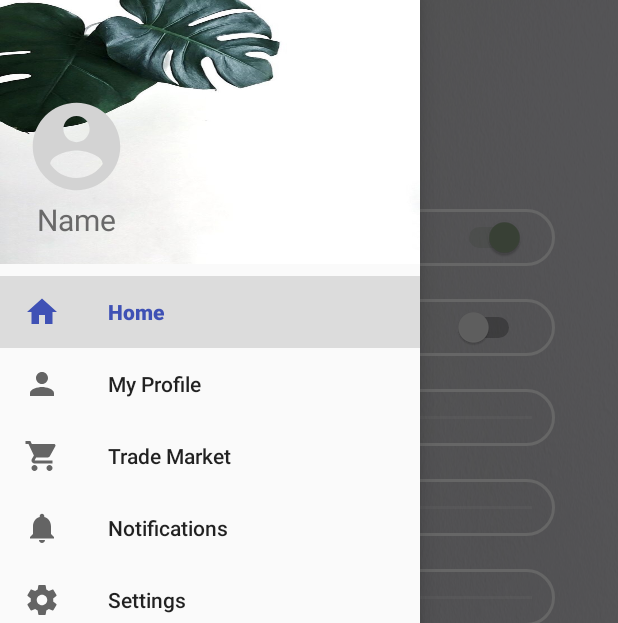
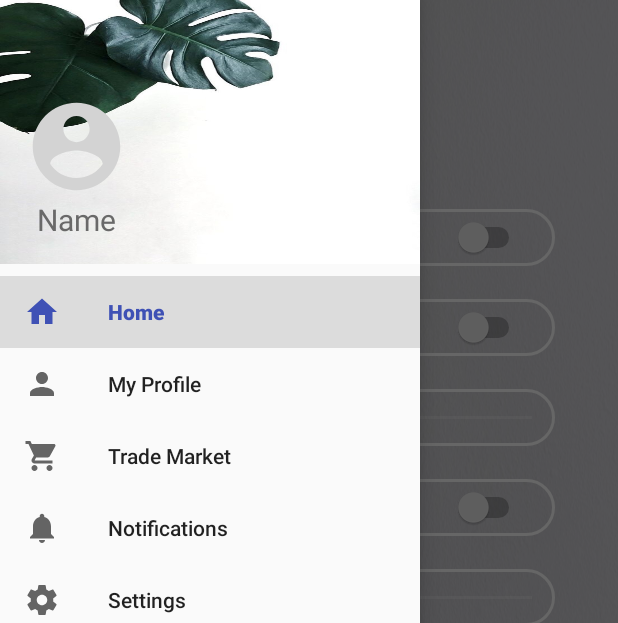
Before and after one commit to HabaN3r0/Refarden_app, an Android app: the fragment SettingsFragment placed in its activity, after a tap on "Open navigation drawer", on a phone screen of 412 x 824 dp. Shown: the top 623 px of the screen. Run offline under Robolectric (Android 15) with nearby library versions, the phone set to English and light mode, and no system bars; our stand-ins replace Firebase (no records; nobody signed in at launch, a user with empty details on screens opened directly); 3 other taps on this screen came first.

Commit message:
Add camera and light switch

```diff
--- a/Android/app/src/main/java/kenneth/com/refardenapp/SettingsFragment.java
+++ b/Android/app/src/main/java/kenneth/com/refardenapp/SettingsFragment.java
@@ -41,8 +41,9 @@ public class SettingsFragment extends Fragment {
 
     private static final String TAG = "Settings Fragment";
     private Switch autoSwitch;
+    private Switch mCameraSwitch;
     private SeekBar tempSeek;
-    private SeekBar lightSeek;
+    private Switch mLightSwitch;
     private SeekBar concSeek;
     private SeekBar freqSeek;
     private TextView tempPercent;
@@ -69,14 +70,15 @@ public class SettingsFragment extends Fragment {
         //Set Fragment Title
         getActivity().setTitle("Settings");
 
+        mCameraSwitch = view.findViewById(R.id.settingsCameraSwitch);
+
         autoSwitch = view.findViewById(R.id.settingsAutomateSwitch);
         settingsTemp = view.findViewById(R.id.settingsTemperature);
         tempSeek = view.findViewById(R.id.settingsTemperatureSeek);
         tempPercent = view.findViewById(R.id.settingsTemperaturePercent);
 
         settingsLight = view.findViewById(R.id.settingsLight);
-        lightSeek = view.findViewById(R.id.settingsLightSeek);
-        lightPercent = view.findViewById(R.id.settingsLightPercent);
+        mLightSwitch = view.findViewById(R.id.settingsLightSwitch);
 
 
         settingsConc = view.findViewById(R.id.settingsConcentration);
@@ -126,10 +128,37 @@ public class SettingsFragment extends Fragment {
 
                             //Initialise the seekbars
                             setTempSeek(view, myRef);
-                            setLightSeek(view, myRef);
+//                            setLightSeek(view, myRef);
                             setConcSeek(view, myRef);
                             setFreqSeek(view, myRef);
+                        }
+                    }
+                }
+        );
 
+        mCameraSwitch.setOnClickListener(
+                new View.OnClickListener() {
+                    @Override
+                    public void onClick(View v) {
+
+                        if (mCameraSwitch.isChecked()) {
+                            myRef.child("Camera").setValue("True");
+                        } else {
+                            myRef.child("Camera").setValue("False");
+                        }
+
+                    }
+                }
+        );
+
+        mLightSwitch.setOnClickListener(
+                new View.OnClickListener() {
+                    @Override
+                    public void onClick(View v) {
+                        if (mLightSwitch.isChecked()) {
+                            myRef.child("Light").setValue("True");
+                        } else {
+                            myRef.child("Light").setValue("False");
                         }
                     }
                 }
@@ -171,8 +200,9 @@ public class SettingsFragment extends Fragment {
 
     public void checkAutomate(DataSnapshot dataSnapshot, View view, DatabaseReference myRef){
         String automateCheck = "on";
+        String  cameraCheck = "False";
         String temperatureCheck = "0";
-        String lightCheck = "0";
+        String lightCheck = "False";
         String concentrationCheck = "0";
         String frequencyCheck = "0";
 
@@ -181,10 +211,22 @@ public class SettingsFragment extends Fragment {
             Log.d(TAG, "ds is:  " + ds.getKey());
             if (ds.getKey().equals("Automate")) {
                 automateCheck = ds.getValue().toString();
+            } else if (ds.getKey().equals("Camera")) {
+                cameraCheck = ds.getValue().toString();
+                if (cameraCheck.equals("True")) {
+                    mCameraSwitch.setChecked(true);
+                } else {
+                    mCameraSwitch.setChecked(false);
+                }
             } else if (ds.getKey().equals("Temperature")) {
                 temperatureCheck = ds.getValue().toString();
             } else if (ds.getKey().equals("Light")) {
                 lightCheck = ds.getValue().toString();
+                if (lightCheck.equals("True")) {
+                    mLightSwitch.setChecked(true);
+                } else {
+                    mLightSwitch.setChecked(false);
+                }
             } else if (ds.getKey().equals("Concentration")) {
                 concentrationCheck = ds.getValue().toString();
             } else if (ds.getKey().equals("Frequency")) {
@@ -199,7 +241,7 @@ public class SettingsFragment extends Fragment {
             settingsTemp.setVisibility(View.VISIBLE);
             setTempSeek(view, myRef);
             settingsLight.setVisibility(View.VISIBLE);
-            setLightSeek(view, myRef);
+//            setLightSeek(view, myRef);
             settingsConc.setVisibility(View.VISIBLE);
             setConcSeek(view, myRef);
             settingsFreq.setVisibility(View.VISIBLE);
@@ -207,40 +249,40 @@ public class SettingsFragment extends Fragment {
         }
 
         tempSeek.setProgress(Integer.valueOf(temperatureCheck));
-        lightSeek.setProgress(Integer.valueOf(lightCheck));
+//        lightSeek.setProgress(Integer.valueOf(lightCheck));
         concSeek.setProgress(Integer.valueOf(concentrationCheck));
         freqSeek.setProgress(Integer.valueOf(frequencyCheck));
     }
 
-    public void setLightSeek(View view, final DatabaseReference myRef){
-        int maxLight = 1000;
-        lightSeek.setMax(maxLight);
-        lightPercent.setText(lightSeek.getProgress() + "lm");
-
-        lightSeek.setOnSeekBarChangeListener(
-                new SeekBar.OnSeekBarChangeListener() {
-                    int progressValue;
-                    @Override
-                    public void onProgressChanged(SeekBar seekBar, int progress, boolean fromUser) {
-                        progressValue = progress;
-                        lightPercent.setText(progressValue + "lm");
-                    }
-
-                    @Override
-                    public void onStartTrackingTouch(SeekBar seekBar) {
-
-                    }
-
-                    @Override
-                    public void onStopTrackingTouch(SeekBar seekBar) {
-                        lightPercent.setText(progressValue + "lm");
-
-                        myRef.child("Light").setValue(progressValue);
-                    }
-                }
-        );
-
-    }
+//    public void setLightSeek(View view, final DatabaseReference myRef){
+//        int maxLight = 1000;
+//        lightSeek.setMax(maxLight);
+//        lightPercent.setText(lightSeek.getProgress() + "lm");
+//
+//        lightSeek.setOnSeekBarChangeListener(
+//                new SeekBar.OnSeekBarChangeListener() {
+//                    int progressValue;
+//                    @Override
+//                    public void onProgressChanged(SeekBar seekBar, int progress, boolean fromUser) {
+//                        progressValue = progress;
+//                        lightPercent.setText(progressValue + "lm");
+//                    }
+//
+//                    @Override
+//                    public void onStartTrackingTouch(SeekBar seekBar) {
+//
+//                    }
+//
+//                    @Override
+//                    public void onStopTrackingTouch(SeekBar seekBar) {
+//                        lightPercent.setText(progressValue + "lm");
+//
+//                        myRef.child("Light").setValue(progressValue);
+//                    }
+//                }
+//        );
+//
+//    }
 
     public void setConcSeek(View view, final DatabaseReference myRef){
         int maxConc = 100;
--- a/Android/app/src/main/res/layout/fragment_settings.xml
+++ b/Android/app/src/main/res/layout/fragment_settings.xml
@@ -130,22 +130,14 @@
             android:textColor="@color/white"
             android:text="Light:"/>
 
-        <TextView
-            android:id="@+id/settingsLightPercent"
-            android:layout_width="55dp"
-            android:layout_height="wrap_content"
-            android:layout_gravity="center"
-            android:layout_marginStart="10dp"
-            android:textColor="@color/white"
-            android:text="0000lm"/>
-
-        <SeekBar
-            android:id="@+id/settingsLightSeek"
-            android:layout_width="120dp"
+        <Switch
+            android:id="@+id/settingsLightSwitch"
+            android:layout_width="50dp"
             android:layout_height="30dp"
             android:layout_gravity="center"
-            android:layout_marginStart="25dp"
-            android:theme="@style/SeekBar"/>
+            android:layout_marginStart="140dp"
+            android:checked="true"
+            android:theme="@style/Switch"/>
 
     </LinearLayout>
 
```
